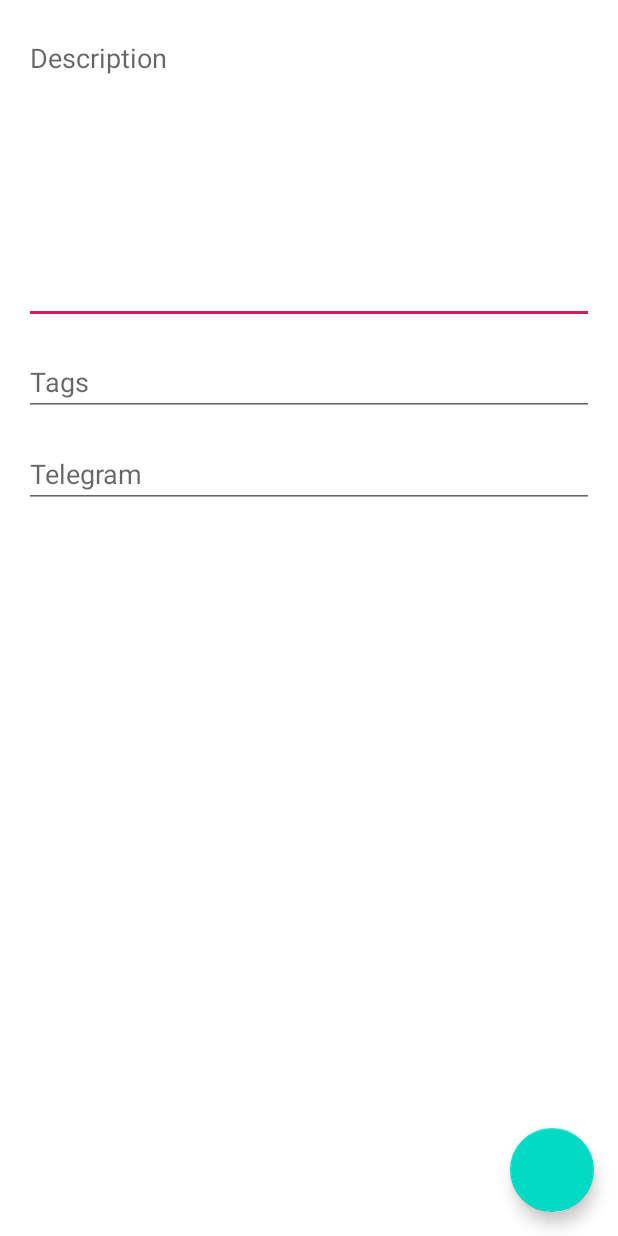
After one commit to confinder-by-android-academy/confinder-android, an Android app: the fragment ProfileScreen shown on its own in the app's theme, on a phone screen of 412 x 824 dp. The commit adds this screen. Run offline under Robolectric (Android 15) with nearby library versions, the phone set to English and light mode, and no system bars.

Commit message:
Implement base profile editing logic

```diff
--- a/app/src/main/java/ru/semper_viventem/confinder/ui/MainActivity.kt
+++ b/app/src/main/java/ru/semper_viventem/confinder/ui/MainActivity.kt
@@ -4,6 +4,8 @@ import android.os.Bundle
 import androidx.appcompat.app.AppCompatActivity
 import androidx.fragment.app.Fragment
 import ru.semper_viventem.confinder.ui.auth.AuthScreen
+import ru.semper_viventem.confinder.ui.profile.ProfileScreen
+import ru.semper_viventem.confinder.ui.stack.StackScreen
 
 class MainActivity : AppCompatActivity(), NavigationRouter {
 
@@ -16,6 +18,8 @@ class MainActivity : AppCompatActivity(), NavigationRouter {
     override fun handleMessage(message: NavigationMessage) {
         when (message) {
             is NavigationMessage.OpenAuthScreen -> openScreen(AuthScreen())
+            is NavigationMessage.OpenProfileDataScreen -> openScreen(ProfileScreen())
+            is NavigationMessage.OpenStackScreen -> openScreen(StackScreen())
         }
     }
 
--- a/app/src/main/java/ru/semper_viventem/confinder/ui/NavigationMessage.kt
+++ b/app/src/main/java/ru/semper_viventem/confinder/ui/NavigationMessage.kt
@@ -3,4 +3,5 @@ package ru.semper_viventem.confinder.ui
 sealed class NavigationMessage {
     object OpenAuthScreen : NavigationMessage()
     object OpenProfileDataScreen: NavigationMessage()
+    object OpenStackScreen: NavigationMessage()
 }
--- /dev/null
+++ b/app/src/main/res/layout/screen_profile_edit.xml
@@ -0,0 +1,44 @@
+<?xml version="1.0" encoding="utf-8"?>
+<FrameLayout
+    xmlns:android="http://schemas.android.com/apk/res/android"
+    android:layout_width="match_parent"
+    android:layout_height="match_parent">
+
+    <LinearLayout
+        android:layout_width="match_parent"
+        android:layout_height="match_parent"
+        android:orientation="vertical">
+
+        <EditText
+            android:id="@+id/description"
+            android:layout_width="match_parent"
+            android:layout_height="200dp"
+            android:layout_margin="16dp"
+            android:gravity="top"
+            android:hint="Description"/>
+
+        <EditText
+            android:id="@+id/tags"
+            android:layout_width="match_parent"
+            android:layout_height="wrap_content"
+            android:hint="Tags"
+            android:layout_marginStart="16dp"
+            android:layout_marginEnd="16dp"/>
+
+        <EditText
+            android:layout_marginTop="16dp"
+            android:id="@+id/telegram"
+            android:layout_width="match_parent"
+            android:layout_height="wrap_content"
+            android:hint="Telegram"
+            android:layout_marginStart="16dp"
+            android:layout_marginEnd="16dp"/>
+    </LinearLayout>
+
+    <com.google.android.material.floatingactionbutton.FloatingActionButton
+        android:id="@+id/confirm"
+        android:layout_gravity="bottom|end"
+        android:layout_width="wrap_content"
+        android:layout_margin="16dp"
+        android:layout_height="wrap_content"/>
+</FrameLayout>
```
Also changed, not shown: app/src/main/java/ru/semper_viventem/confinder/ui/profile/ProfileScreen.kt (added, +53 -0 lines).
